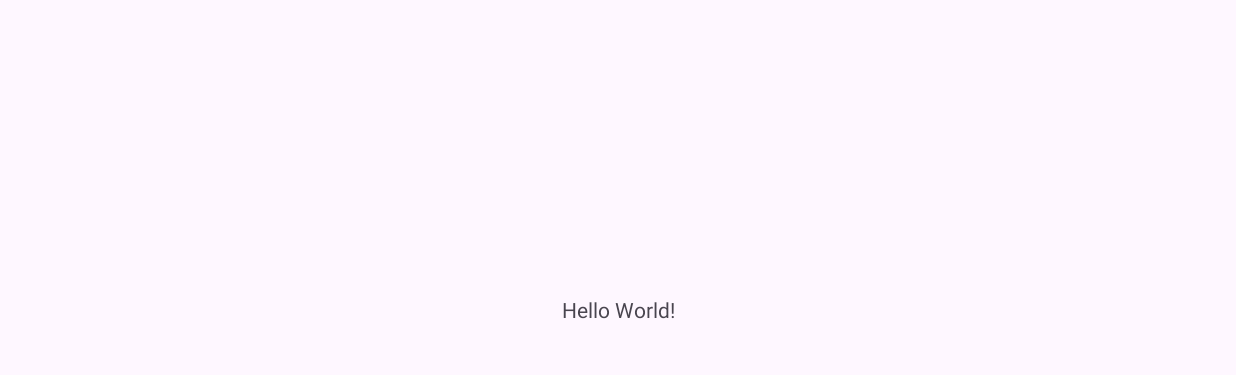
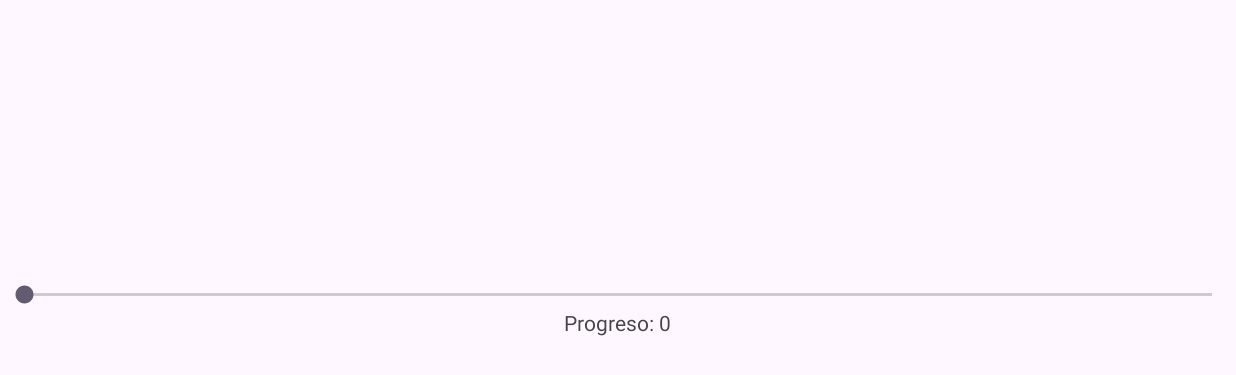
Before and after one commit to luis09157/MotoSoundSimulator, an Android app: the screen it shows after launch (MainActivity), on a phone screen of 824 x 412 dp (held sideways). Before the commit the part shown is almost empty. Shown: the top 375 px of the screen. Run offline under Robolectric (Android 15) with nearby library versions, the phone set to English and light mode, and no system bars.

Commit message:
lo mas cercano a reproducir el sonido con la barra progreso

```diff
--- a/app/build.gradle.kts
+++ b/app/build.gradle.kts
@@ -6,6 +6,7 @@ plugins {
 android {
     namespace = "com.example.motosoundsimulator"
     compileSdk = 34
+
 
     defaultConfig {
         applicationId = "com.example.motosoundsimulator"
--- a/app/src/main/java/com/example/motosoundsimulator/MainActivity.kt
+++ b/app/src/main/java/com/example/motosoundsimulator/MainActivity.kt
@@ -1,52 +1,68 @@
+
 package com.example.motosoundsimulator
 
+import android.media.MediaPlayer
+import android.os.Bundle
+import android.widget.SeekBar
 import androidx.appcompat.app.AppCompatActivity
-import android.os.Bundle
-import android.util.Log
-import android.widget.Toast
-import com.example.motosoundsimulator.Player.CustomMediaPlayer
 
 class MainActivity : AppCompatActivity() {
-    private lateinit var customMediaPlayer: CustomMediaPlayer
+
+    private lateinit var mediaPlayer: MediaPlayer
+    private lateinit var seekBar: SeekBar
 
     override fun onCreate(savedInstanceState: Bundle?) {
         super.onCreate(savedInstanceState)
         setContentView(R.layout.activity_main)
-        // Crear una instancia de CustomMediaPlayer
+
+        // Inicializa el MediaPlayer con el archivo de sodo inicial
+        mediaPlayer = MediaPlayer.create(this, R.raw.moto)
+
+        // Inicializa el SeekBar
+        seekBar = findViewById(R.id.seekBar)
+        seekBar.max = 100
+        seekBar.progress = 0
+
+        // Configura el OnSeekBarChangeListener
+        seekBar.setOnSeekBarChangeListener(object : SeekBar.OnSeekBarChangeListener {
+            override fun onProgressChanged(seekBar: SeekBar, progress: Int, fromUser: Boolean) {
+                // Cambia el archivo de sonido según el rango del progreso
+                changeSound(R.raw.moto, progress)
+            }
+
+            override fun onStartTrackingTouch(seekBar: SeekBar) {
+                // Pausa la reproducción cuando se toca el SeekBar
+                mediaPlayer.pause()
+            }
+
+            override fun onStopTrackingTouch(seekBar: SeekBar) {
+                // Reanuda la reproducción cuando se suelta el SeekBar
+                mediaPlayer.start()
+            }
+        })
     }
 
-    override fun onResume() {
-        super.onResume()
-        init()
+    private fun changeSound(soundResource: Int,position : Int) {
+        // Cambia el archivo de sonido y reinicia la reproducción
+        mediaPlayer.release()
+
+        mediaPlayer = MediaPlayer.create(this, soundResource)
+        mediaPlayer.seekTo(calcularDuracion(position))
+        mediaPlayer.start()
     }
-    fun init(){
-        val resourceName = "moto_sound" // Reemplaza 'tu_archivo_wav' con el nombre real de tu archivo WAV
-        val resourceId = resources.getIdentifier(resourceName, "raw", packageName)
+    fun calcularDuracion(position : Int) : Int {
+        var result = 0
+        val duration = mediaPlayer.duration
+        println("Duración total del audio: $duration ms")
+        result = duration / 100 * position
+        println("Duración total del audio result: $result ms")
 
-        if (resourceId != 0) {
-            // Crear una instancia de CustomMediaPlayer
-            customMediaPlayer = CustomMediaPlayer(this)
+        return result
+    }
 
-            Log.e("reproductor", "android.resource://${packageName}/${R.raw.moto_sound}")
-            // Construir la ruta del archivo WAV utilizando la notación 'android.resource'
-            val audioFilePath = "android.resource://${packageName}/${R.raw.moto_sound}"
-
-            // Reproducir una sección específica
-            val startPositionMs = 1000 // posición de inicio en milisegundos
-            val endPositionMs = 5000   // posición de fin en milisegundos
-            customMediaPlayer.playSection(R.raw.moto_sound, startPositionMs, endPositionMs)
-        } else {
-            // Manejar caso en el que el archivo no existe
-            Toast.makeText(this, "Archivo WAV no encontrado", Toast.LENGTH_SHORT).show()
-        }
-    }
-    fun isRawResourceExist(resourceName: String): Boolean {
-        val resourceId = resources.getIdentifier(resourceName, "raw", packageName)
-        return resourceId != 0
-    }
     override fun onDestroy() {
-        // Liberar recursos al destruir la actividad
-        customMediaPlayer.release()
         super.onDestroy()
+        // Libera los recursos del MediaPlayer
+        mediaPlayer.release()
     }
 }
--- a/app/src/main/java/com/example/motosoundsimulator/Player/CustomMediaPlayer.kt
+++ b/app/src/main/java/com/example/motosoundsimulator/Player/CustomMediaPlayer.kt
@@ -1,21 +1,18 @@
-package com.example.motosoundsimulator.Player
-
 import android.content.Context
 import android.media.AudioAttributes
 import android.media.AudioManager
 import android.media.MediaPlayer
+import android.net.Uri
 import android.os.Build
-import android.os.Handler
+import java.io.IOException
 
 class CustomMediaPlayer(private val context: Context) {
 
     private var mediaPlayer: MediaPlayer? = null
 
     init {
-        // Inicializar el MediaPlayer
         mediaPlayer = MediaPlayer()
 
-        // Configurar atributos de audio para Android 21 y versiones posteriores
         if (Build.VERSION.SDK_INT >= Build.VERSION_CODES.LOLLIPOP) {
             val audioAttributes = AudioAttributes.Builder()
                 .setUsage(AudioAttributes.USAGE_MEDIA)
@@ -28,32 +25,51 @@ class CustomMediaPlayer(private val context: Context) {
         }
     }
 
-    fun playSection(resourceId: Int, startPositionMs: Int, endPositionMs: Int) {
+    fun playWavConVariableFlotante(variableFlotante: Float, resourceId: Int) {
         try {
-            // Cargar el archivo desde el recurso de Android
-            mediaPlayer = MediaPlayer.create(context, resourceId)
+            val progreso = (variableFlotante * getDuration()).toInt()
 
-            // Reproducir una sección específica
-            mediaPlayer?.seekTo(startPositionMs)
-            mediaPlayer?.start()
+            setupMediaPlayer(resourceId)
 
-            // Detener la reproducción después de la duración de la sección
-            stopAfterDuration(endPositionMs - startPositionMs)
-        } catch (e: Exception) {
+            mediaPlayer?.setOnPreparedListener {
+                mediaPlayer?.seekTo(progreso)
+                mediaPlayer?.start()
+            }
+
+            mediaPlayer?.prepareAsync()
+        } catch (e: IOException) {
             e.printStackTrace()
-            // Manejar la excepción
+        } catch (e: IllegalStateException) {
+            e.printStackTrace()
         }
     }
 
-    private fun stopAfterDuration(duration: Int) {
-        val stopHandler = Handler()
-        stopHandler.postDelayed({
-            mediaPlayer?.stop()
-            mediaPlayer?.reset()
-        }, duration.toLong())
+    fun seekTo(position: Int) {
+        mediaPlayer?.seekTo(position)
+    }
+
+    fun getDuration(): Int {
+        return mediaPlayer?.duration ?: 0
     }
 
     fun release() {
         mediaPlayer?.release()
     }
+
+    private fun setupMediaPlayer(resourceId: Int) {
+        try {
+            val packageName = context.resources.getResourcePackageName(resourceId)
+            val typeName = context.resources.getResourceTypeName(resourceId)
+            val entryName = context.resources.getResourceEntryName(resourceId)
+
+            val resName = if (typeName == "raw") entryName else "raw/$entryName"
+            val identifier = context.resources.getIdentifier(resName, typeName, packageName)
+
+            mediaPlayer?.setDataSource(context, Uri.parse("android.resource://$packageName/$identifier"))
+        } catch (e: IOException) {
+            e.printStackTrace()
+        } catch (e: IllegalStateException) {
+            e.printStackTrace()
+        }
+    }
 }
--- a/app/src/main/res/layout/activity_main.xml
+++ b/app/src/main/res/layout/activity_main.xml
@@ -5,14 +5,23 @@
     android:layout_width="match_parent"
     android:layout_height="match_parent"
     tools:context=".MainActivity">
-
-    <TextView
-        android:layout_width="wrap_content"
-        android:layout_height="wrap_content"
-        android:text="Hello World!"
-        app:layout_constraintBottom_toBottomOf="parent"
-        app:layout_constraintEnd_toEndOf="parent"
-        app:layout_constraintStart_toStartOf="parent"
-        app:layout_constraintTop_toTopOf="parent" />
+    <LinearLayout
+        android:layout_width="match_parent"
+        android:layout_height="match_parent"
+        android:gravity="center"
+        android:orientation="vertical">
+        <SeekBar
+            android:id="@+id/seekBar"
+            android:layout_width="match_parent"
+            android:layout_height="wrap_content"
+            android:max="100"
+            android:progress="0"/>
+        <TextView
+            android:id="@+id/progressText"
+            android:layout_width="wrap_content"
+            android:layout_height="wrap_content"
+            android:text="Progreso: 0"
+            android:layout_gravity="center"/>
+    </LinearLayout>
 
 </androidx.constraintlayout.widget.ConstraintLayout>
```
Also changed, not shown: app/src/main/java/com/example/motosoundsimulator/Model/SegmentoModel.kt (added, +7 -0 lines), 2 other files.
